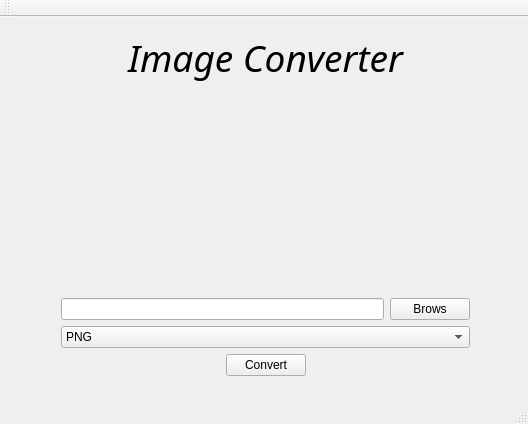
NiwanthaR/Image-Converter, file Image_converter/mainwindow.ui: the form before one commit.
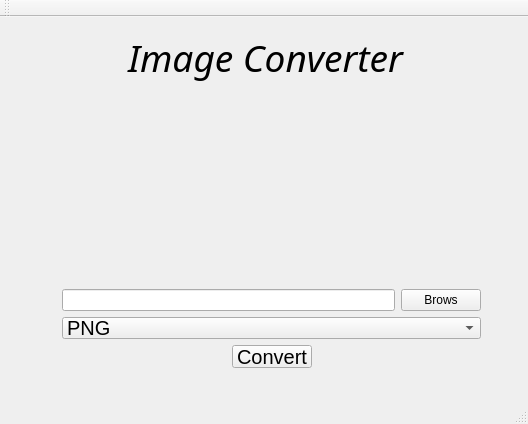
The form after the commit. Icons and pictures are not drawn.

Diff of the .ui file:
```diff
--- a/Image_converter/mainwindow.ui
+++ b/Image_converter/mainwindow.ui
@@ -59,9 +59,9 @@
    <widget class="QWidget" name="">
     <property name="geometry">
      <rect>
-      <x>50</x>
-      <y>270</y>
-      <width>431</width>
+      <x>51</x>
+      <y>261</y>
+      <width>441</width>
       <height>101</height>
      </rect>
     </property>
@@ -82,6 +82,11 @@
      </item>
      <item>
       <widget class="QComboBox" name="comboBox">
+       <property name="font">
+        <font>
+         <pointsize>15</pointsize>
+        </font>
+       </property>
        <item>
         <property name="text">
          <string>PNG</string>
@@ -116,9 +121,21 @@
        </item>
        <item>
         <widget class="QPushButton" name="pushButton_2">
+         <property name="font">
+          <font>
+           <pointsize>15</pointsize>
+          </font>
+         </property>
          <property name="text">
           <string>Convert</string>
          </property>
+         <property name="icon">
+          <iconset resource="button_icon.qrc">
+           <normaloff>:/new/icon/check.png</normaloff>:/new/icon/check.png</iconset>
+         </property>
+         <property name="checkable">
+          <bool>false</bool>
+         </property>
         </widget>
        </item>
        <item>
```
Left out of the diff: 1 changed line with no effect on the pictures.
